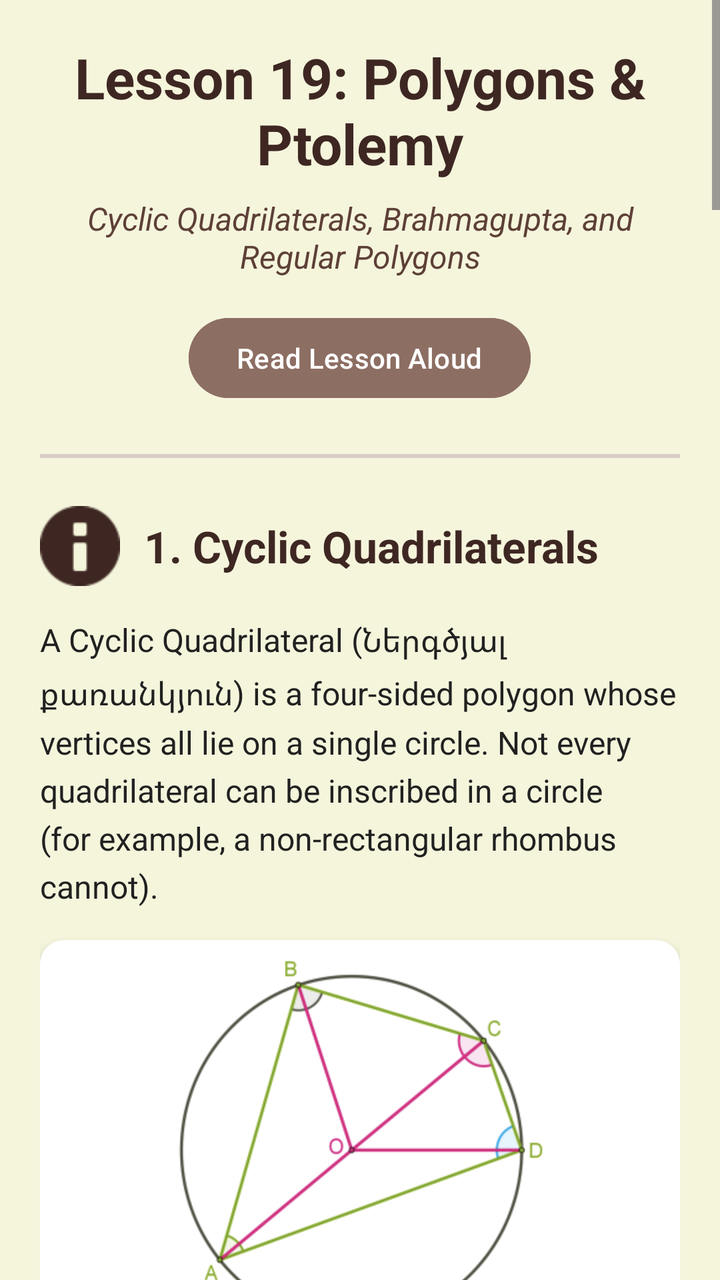
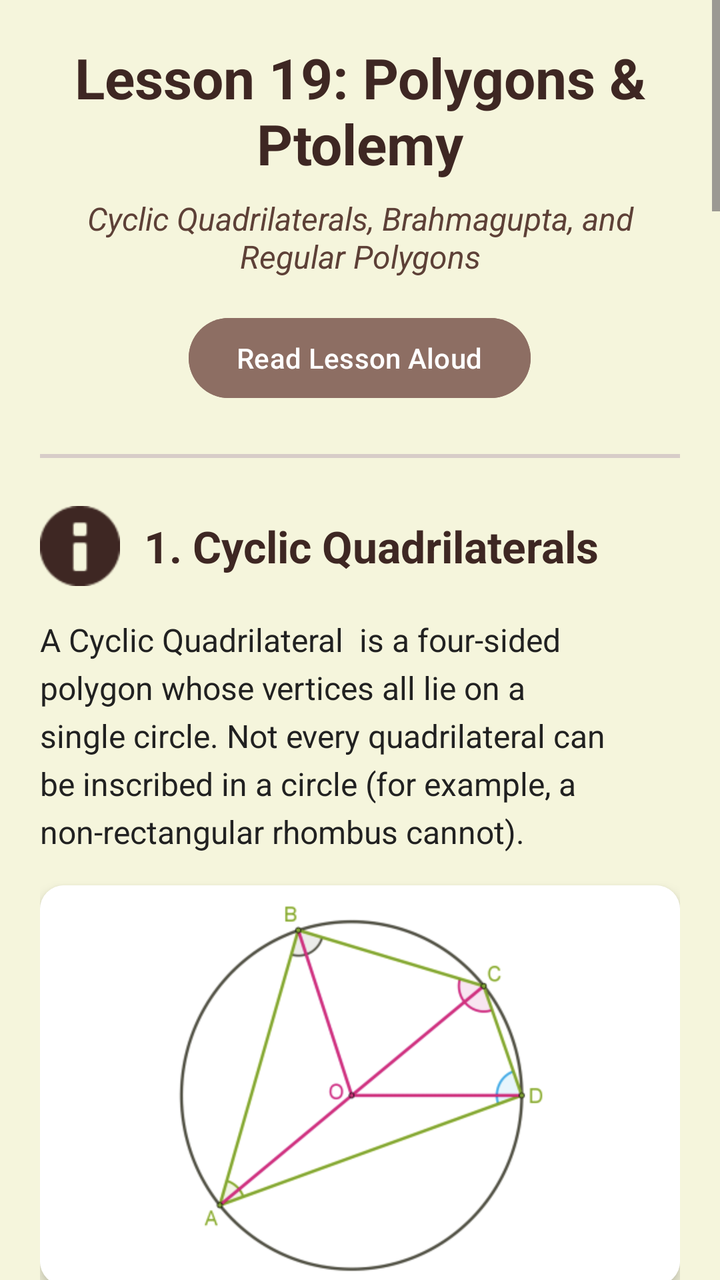

Before-and-after screenshots of an Android layout around one commit, followed by the original layout XML and the change that was made.
<!-- AndroidManifest.xml: application theme Theme.OlympMathMentor -->
<!-- res/layout/activity_lesson19.xml -->
<?xml version="1.0" encoding="utf-8"?>
<ScrollView
    xmlns:android="http://schemas.android.com/apk/res/android"
    xmlns:app="http://schemas.android.com/apk/res-auto"
    android:layout_width="match_parent"
    android:layout_height="match_parent"
    android:background="#F5F5DC">

    <LinearLayout
        android:layout_width="match_parent"
        android:layout_height="wrap_content"
        android:orientation="vertical"
        android:padding="20dp">

        <TextView
            android:id="@+id/tvTitle"
            android:layout_width="match_parent"
            android:layout_height="wrap_content"
            android:text="Lesson 19: Polygons &amp; Ptolemy"
            android:textSize="28sp"
            android:textStyle="bold"
            android:textColor="#3E2723"
            android:layout_marginBottom="8dp"
            android:gravity="center" />

        <TextView
            android:id="@+id/tvSubtitle"
            android:layout_width="match_parent"
            android:layout_height="wrap_content"
            android:text="Cyclic Quadrilaterals, Brahmagupta, and Regular Polygons"
            android:textSize="16sp"
            android:textColor="#5D4037"
            android:layout_marginBottom="16dp"
            android:gravity="center"
            android:textStyle="italic" />

        <Button
            android:id="@+id/btnReadLesson"
            android:layout_width="wrap_content"
            android:layout_height="wrap_content"
            android:layout_gravity="center"
            android:text="Read Lesson Aloud"
            android:backgroundTint="#8D6E63"
            android:textColor="#FFFFFF"
            android:layout_marginBottom="24dp" />

        <View
            android:layout_width="match_parent"
            android:layout_height="2dp"
            android:background="#D7CCC8"
            android:layout_marginBottom="24dp" />

        <LinearLayout
            android:layout_width="match_parent"
            android:layout_height="wrap_content"
            android:orientation="horizontal"
            android:gravity="center_vertical"
            android:layout_marginBottom="16dp">

            <ImageView
                android:layout_width="40dp"
                android:layout_height="40dp"
                android:src="@android:drawable/ic_dialog_info"
                app:tint="#3E2723"
                android:layout_marginEnd="12dp" />

            <TextView
                android:id="@+id/tvSec1Title"
                android:layout_width="match_parent"
                android:layout_height="wrap_content"
                android:text="1. Cyclic Quadrilaterals"
                android:textSize="22sp"
                android:textStyle="bold"
                android:textColor="#3E2723" />
        </LinearLayout>

        <TextView
            android:id="@+id/tvSec1Text"
            android:layout_width="match_parent"
            android:layout_height="wrap_content"
            android:text="A Cyclic Quadrilateral (Ներգծյալ քառանկյուն) is a four-sided polygon whose vertices all lie on a single circle. Not every quadrilateral can be inscribed in a circle (for example, a non-rectangular rhombus cannot)."
            android:textColor="#212121"
            android:textSize="16sp"
            android:lineSpacingExtra="5dp"
            android:layout_marginBottom="16dp" />

        <androidx.cardview.widget.CardView
            android:layout_width="match_parent"
            android:layout_height="200dp"
            app:cardCornerRadius="12dp"
            app:cardElevation="4dp"
            android:layout_marginBottom="16dp">

            <ImageView
                android:id="@+id/imgCyclicQuad"
                android:layout_width="match_parent"
                android:layout_height="match_parent"
                android:scaleType="fitCenter"
                android:background="#FFFFFF"
                android:src="@drawable/img_cyclic_quad" />
        </androidx.cardview.widget.CardView>

        <TextView
            android:id="@+id/tvSec1RuleTitle"
            android:layout_width="match_parent"
            android:layout_height="wrap_content"
            android:text="THE GOLDEN PROPERTY:\nIn a cyclic quadrilateral, the sum of any pair of OPPOSITE angles is exactly 180°."
            android:textSize="16sp"
            android:textStyle="bold"
            android:textColor="#FFFFFF"
            android:background="#4A148C"
            android:padding="20dp"
            android:lineSpacingExtra="8dp"
            android:layout_marginBottom="16dp" />

        <TextView
            android:id="@+id/tvSec1RuleText"
            android:layout_width="match_parent"
            android:layout_height="wrap_content"
            android:text="• Angle A + Angle C = 180°\n• Angle B + Angle D = 180°\n\n(This is why all rectangles and squares are cyclic, because 90 + 90 = 180)."
            android:textColor="#212121"
            android:textSize="16sp"
            android:background="#E1BEE7"
            android:padding="16dp"
            android:lineSpacingExtra="6dp"
            android:layout_marginBottom="24dp" />

        <View
            android:layout_width="match_parent"
            android:layout_height="1dp"
            android:background="#D7CCC8"
            android:layout_marginBottom="24dp" />

        <LinearLayout
            android:layout_width="match_parent"
            android:layout_height="wrap_content"
            android:orientation="horizontal"
            android:gravity="center_vertical"
            android:layout_marginBottom="16dp">

            <ImageView
                android:layout_width="40dp"
                android:layout_height="40dp"
                android:src="@android:drawable/ic_menu_sort_by_size"
                app:tint="#3E2723"
                android:layout_marginEnd="12dp" />

            <TextView
                android:id="@+id/tvSec2Title"
                android:layout_width="match_parent"
                android:layout_height="wrap_content"
                android:text="2. Ptolemy's Theorem"
                android:textSize="22sp"
                android:textStyle="bold"
                android:textColor="#3E2723" />
        </LinearLayout>

        <TextView
            android:id="@+id/tvSec2Text"
            android:layout_width="match_parent"
            android:layout_height="wrap_content"
            android:text="Ptolemy's Theorem is a beautiful relation between the sides and the diagonals of a cyclic quadrilateral. It is the ultimate weapon for finding missing diagonal lengths."
            android:textColor="#212121"
            android:textSize="16sp"
            android:lineSpacingExtra="5dp"
            android:layout_marginBottom="16dp" />

        <androidx.cardview.widget.CardView
            android:layout_width="match_parent"
            android:layout_height="200dp"
            app:cardCornerRadius="12dp"
            app:cardElevation="4dp"
            android:layout_marginBottom="16dp">

            <ImageView
                android:id="@+id/imgPtolemy"
                android:layout_width="match_parent"
                android:layout_height="match_parent"
                android:scaleType="fitCenter"
                android:background="#FFFFFF"
                android:src="@drawable/img_ptolemy" />
        </androidx.cardview.widget.CardView>

        <TextView
            android:id="@+id/tvSec2FormulaTitle"
            android:layout_width="match_parent"
            android:layout_height="wrap_content"
            android:text="PTOLEMY'S FORMULA:\nThe product of the diagonals equals the sum of the products of the opposite sides."
            android:textSize="16sp"
            android:textStyle="bold"
            android:textColor="#1565C0"
            android:layout_marginBottom="8dp" />

        <TextView
            android:id="@+id/tvSec2Formula"
            android:layout_width="match_parent"
            android:layout_height="wrap_content"
            android:text="AC × BD = (AB × CD) + (BC × AD)"
            android:textSize="18sp"
            android:textStyle="bold"
            android:gravity="center"
            android:textColor="#212121"
            android:background="#BBDEFB"
            android:padding="20dp"
            android:layout_marginBottom="24dp" />

        <View
            android:layout_width="match_parent"
            android:layout_height="1dp"
            android:background="#D7CCC8"
            android:layout_marginBottom="24dp" />

        <TextView
            android:id="@+id/tvSec3Title"
            android:layout_width="match_parent"
            android:layout_height="wrap_content"
            android:text="3. Brahmagupta's Formula"
            android:textSize="22sp"
            android:textStyle="bold"
            android:textColor="#3E2723"
            android:layout_marginBottom="16dp" />

        <TextView
            android:id="@+id/tvSec3Text"
            android:layout_width="match_parent"
            android:layout_height="wrap_content"
            android:text="You already know Heron's formula for the Area of a triangle. The Indian mathematician Brahmagupta discovered the equivalent formula for a Cyclic Quadrilateral."
            android:textColor="#212121"
            android:textSize="16sp"
            android:lineSpacingExtra="5dp"
            android:layout_marginBottom="16dp" />

        <androidx.cardview.widget.CardView
            android:layout_width="match_parent"
            android:layout_height="200dp"
            app:cardCornerRadius="12dp"
            app:cardElevation="4dp"
            android:layout_marginBottom="16dp">

            <ImageView
                android:id="@+id/imgBrahmagupta"
                android:layout_width="match_parent"
                android:layout_height="match_parent"
                android:scaleType="fitCenter"
                android:background="#FFFFFF"
                android:src="@drawable/img_brahmagupta" />
        </androidx.cardview.widget.CardView>

        <TextView
            android:id="@+id/tvSec3Formula"
            android:layout_width="match_parent"
            android:layout_height="wrap_content"
            android:text="Step 1: Find the Semi-Perimeter (s)\ns = (a + b + c + d) / 2\n\nStep 2: Apply the Formula\nArea = √[ (s-a) × (s-b) × (s-c) × (s-d) ]"
            android:textSize="16sp"
            android:textStyle="bold"
            android:textColor="#2E7D32"
            android:background="#C8E6C9"
            android:padding="20dp"
            android:lineSpacingExtra="8dp"
            android:layout_marginBottom="24dp" />

        <View
            android:layout_width="match_parent"
            android:layout_height="1dp"
            android:background="#D7CCC8"
            android:layout_marginBottom="24dp" />

        <TextView
            android:id="@+id/tvSec4Title"
            android:layout_width="match_parent"
            android:layout_height="wrap_content"
            android:text="4. Polygons and Diagonals"
            android:textSize="22sp"
            android:textStyle="bold"
            android:textColor="#3E2723"
            android:layout_marginBottom="16dp" />

        <TextView
            android:id="@+id/tvSec4Text"
            android:layout_width="match_parent"
            android:layout_height="wrap_content"
            android:text="Let 'n' be the number of sides of a polygon. Olympiad problems often test these three fundamental formulas:"
            android:textColor="#212121"
            android:textSize="16sp"
            android:lineSpacingExtra="5dp"
            android:layout_marginBottom="16dp" />

        <androidx.cardview.widget.CardView
            android:layout_width="match_parent"
            android:layout_height="200dp"
            app:cardCornerRadius="12dp"
            app:cardElevation="4dp"
            android:layout_marginBottom="16dp">

            <ImageView
                android:id="@+id/imgPolygon"
                android:layout_width="match_parent"
                android:layout_height="match_parent"
                android:scaleType="fitCenter"
                android:background="#FFFFFF"
                android:src="@drawable/img_polygon" />
        </androidx.cardview.widget.CardView>

        <TextView
            android:id="@+id/tvSec4Formulas"
            android:layout_width="match_parent"
            android:layout_height="wrap_content"
            android:text="1. Sum of Interior Angles:\nSum = (n - 2) × 180°\n\n2. One Interior Angle (if Regular):\nAngle = [ (n - 2) × 180° ] / n\n\n3. Total Number of Diagonals:\nDiagonals = [ n × (n - 3) ] / 2"
            android:textSize="16sp"
            android:textStyle="bold"
            android:textColor="#D32F2F"
            android:background="#FFCDD2"
            android:padding="16dp"
            android:lineSpacingExtra="6dp"
            android:layout_marginBottom="32dp" />

        <TextView
            android:id="@+id/tvMasterTitle"
            android:layout_width="match_parent"
            android:layout_height="wrap_content"
            android:text="Masterclass: Advanced Problems"
            android:textSize="24sp"
            android:textStyle="bold"
            android:textColor="#3E2723"
            android:layout_marginBottom="24dp"
            android:gravity="center" />

        <LinearLayout
            android:layout_width="match_parent"
            android:layout_height="wrap_content"
            android:orientation="vertical"
            android:background="#F5F5F5"
            android:padding="16dp"
            android:layout_marginBottom="20dp"
            android:elevation="2dp">

            <TextView
                android:id="@+id/tvProb1Title"
                android:layout_width="match_parent"
                android:layout_height="wrap_content"
                android:text="Problem 1: Using Ptolemy"
                android:textSize="18sp"
                android:textStyle="bold"
                android:textColor="#00695C"
                android:layout_marginBottom="8dp" />

            <TextView
                android:id="@+id/tvProb1Q"
                android:layout_width="match_parent"
                android:layout_height="wrap_content"
                android:text="Question: A cyclic quadrilateral has side lengths AB=3, BC=4, CD=5, and AD=6. If the diagonal BD has a length of 7, what is the length of the diagonal AC?"
                android:textColor="#212121"
                android:textSize="16sp"
                android:lineSpacingExtra="4dp"
                android:layout_marginBottom="12dp" />

            <TextView
                android:id="@+id/tvProb1S1"
                android:layout_width="match_parent"
                android:layout_height="wrap_content"
                android:text="Step 1: Write down Ptolemy's Theorem.\nAC × BD = (AB × CD) + (BC × AD)"
                android:textColor="#424242"
                android:textSize="15sp"
                android:layout_marginBottom="6dp" />

            <TextView
                android:id="@+id/tvProb1S2"
                android:layout_width="match_parent"
                android:layout_height="wrap_content"
                android:text="Step 2: Plug in the known values.\nAC × 7 = (3 × 5) + (4 × 6)"
                android:textColor="#424242"
                android:textSize="15sp"
                android:layout_marginBottom="6dp" />

            <TextView
                android:id="@+id/tvProb1S3"
                android:layout_width="match_parent"
                android:layout_height="wrap_content"
                android:text="Step 3: Calculate the products.\n7 × AC = 15 + 24\n7 × AC = 39"
                android:textColor="#424242"
                android:textSize="15sp"
                android:textStyle="italic"
                android:layout_marginBottom="6dp" />

            <TextView
                android:id="@+id/tvProb1S4"
                android:layout_width="match_parent"
                android:layout_height="wrap_content"
                android:text="Step 4: Solve for AC.\nAC = 39 / 7."
                android:textColor="#424242"
                android:textSize="15sp"
                android:layout_marginBottom="6dp" />

            <TextView
                android:id="@+id/tvProb1Ans"
                android:layout_width="match_parent"
                android:layout_height="wrap_content"
                android:text="Answer: AC = 39/7 (approx 5.57)."
                android:textColor="#2E7D32"
                android:textStyle="bold"
                android:textSize="16sp"
                android:layout_marginTop="8dp" />
        </LinearLayout>

        <LinearLayout
            android:layout_width="match_parent"
            android:layout_height="wrap_content"
            android:orientation="vertical"
            android:background="#F5F5F5"
            android:padding="16dp"
            android:layout_marginBottom="20dp"
            android:elevation="2dp">

            <TextView
                android:id="@+id/tvProb2Title"
                android:layout_width="match_parent"
                android:layout_height="wrap_content"
                android:text="Problem 2: Regular Polygons"
                android:textSize="18sp"
                android:textStyle="bold"
                android:textColor="#1565C0"
                android:layout_marginBottom="8dp" />

            <TextView
                android:id="@+id/tvProb2Q"
                android:layout_width="match_parent"
                android:layout_height="wrap_content"
                android:text="Question: A regular polygon has 35 diagonals. How many sides does it have, and what is the measure of ONE of its interior angles?"
                android:textColor="#212121"
                android:textSize="16sp"
                android:lineSpacingExtra="4dp"
                android:layout_marginBottom="12dp" />

            <TextView
                android:id="@+id/tvProb2S1"
                android:layout_width="match_parent"
                android:layout_height="wrap_content"
                android:text="Step 1: Use the diagonals formula to find 'n'.\n[ n × (n - 3) ] / 2 = 35\nn × (n - 3) = 70"
                android:textColor="#424242"
                android:textSize="15sp"
                android:layout_marginBottom="6dp" />

            <TextView
                android:id="@+id/tvProb2S2"
                android:layout_width="match_parent"
                android:layout_height="wrap_content"
                android:text="Step 2: We need two numbers differing by 3 that multiply to 70. \n10 × 7 = 70. So, n = 10. The polygon is a Decagon!"
                android:textColor="#424242"
                android:textSize="15sp"
                android:layout_marginBottom="6dp" />

            <TextView
                android:id="@+id/tvProb2S3"
                android:layout_width="match_parent"
                android:layout_height="wrap_content"
                android:text="Step 3: Find the sum of all interior angles.\nSum = (10 - 2) × 180° = 8 × 180° = 1440°."
                android:textColor="#424242"
                android:textSize="15sp"
                android:textStyle="italic"
                android:layout_marginBottom="6dp" />

            <TextView
                android:id="@+id/tvProb2S4"
                android:layout_width="match_parent"
                android:layout_height="wrap_content"
                android:text="Step 4: Divide by 10 to find ONE angle.\nAngle = 1440° / 10 = 144°."
                android:textColor="#424242"
                android:textSize="15sp"
                android:layout_marginBottom="6dp" />

            <TextView
                android:id="@+id/tvProb2Ans"
                android:layout_width="match_parent"
                android:layout_height="wrap_content"
                android:text="Answer: It has 10 sides, and the angle is 144°."
                android:textColor="#2E7D32"
                android:textStyle="bold"
                android:textSize="16sp"
                android:layout_marginTop="8dp" />
        </LinearLayout>

        <Button
            android:id="@+id/btnGoToTest19"
            android:layout_width="match_parent"
            android:layout_height="70dp"
            android:text="TAKE TEST 19"
            android:textStyle="bold"
            android:textSize="22sp"
            app:backgroundTint="#D1C4E9"
            android:textColor="#3E2723"
            android:elevation="6dp"
            android:layout_marginTop="10dp"
            android:layout_marginBottom="20dp" />

    </LinearLayout>
</ScrollView>
<!-- resources referenced by this layout -->
<resources>
  <!-- drawable img_brahmagupta: png bitmap (drawable, 581788 bytes) -->
  <!-- drawable img_cyclic_quad: png bitmap (drawable, 471753 bytes) -->
  <!-- drawable img_polygon: png bitmap (drawable, 418610 bytes) -->
  <!-- drawable img_ptolemy: png bitmap (drawable, 293929 bytes) -->
  <style name="Theme.OlympMathMentor" parent="Base.Theme.OlympMathMentor" />
  <style name="Base.Theme.OlympMathMentor" parent="Theme.Material3.DayNight.NoActionBar">
          <item name="colorPrimary">@color/soft_beige</item>
  
          <item name="android:statusBarColor">@color/soft_beige</item>
  
          <item name="android:windowLightStatusBar">true</item>
      </style>
  <color name="soft_beige">#EFEBE9</color>
</resources>

<!-- the commit's change to res/layout/activity_lesson19.xml (unified diff, before → after) -->
@@ -78,7 +78,7 @@
             android:id="@+id/tvSec1Text"
             android:layout_width="match_parent"
             android:layout_height="wrap_content"
-            android:text="A Cyclic Quadrilateral (Ներգծյալ քառանկյուն) is a four-sided polygon whose vertices all lie on a single circle. Not every quadrilateral can be inscribed in a circle (for example, a non-rectangular rhombus cannot)."
+            android:text="A Cyclic Quadrilateral  is a four-sided polygon whose vertices all lie on a single circle. Not every quadrilateral can be inscribed in a circle (for example, a non-rectangular rhombus cannot)."
             android:textColor="#212121"
             android:textSize="16sp"
             android:lineSpacingExtra="5dp"
@@ -107,8 +107,8 @@
             android:text="THE GOLDEN PROPERTY:\nIn a cyclic quadrilateral, the sum of any pair of OPPOSITE angles is exactly 180°."
             android:textSize="16sp"
             android:textStyle="bold"
-            android:textColor="#FFFFFF"
-            android:background="#4A148C"
+            android:textColor="#212121"
+            android:background="#E8E0C5"
             android:padding="20dp"
             android:lineSpacingExtra="8dp"
             android:layout_marginBottom="16dp" />
@@ -120,7 +120,7 @@
             android:text="• Angle A + Angle C = 180°\n• Angle B + Angle D = 180°\n\n(This is why all rectangles and squares are cyclic, because 90 + 90 = 180)."
             android:textColor="#212121"
             android:textSize="16sp"
-            android:background="#E1BEE7"
+            android:background="#E8E0C5"
             android:padding="16dp"
             android:lineSpacingExtra="6dp"
             android:layout_marginBottom="24dp" />
@@ -128,7 +128,7 @@
         <View
             android:layout_width="match_parent"
             android:layout_height="1dp"
-            android:background="#D7CCC8"
+            android:background="#E8E0C5"
             android:layout_marginBottom="24dp" />
 
         <LinearLayout
@@ -200,7 +200,7 @@
             android:textStyle="bold"
             android:gravity="center"
             android:textColor="#212121"
-            android:background="#BBDEFB"
+            android:background="#E8E0C5"
             android:padding="20dp"
             android:layout_marginBottom="24dp" />
 
@@ -254,7 +254,7 @@
             android:textSize="16sp"
             android:textStyle="bold"
             android:textColor="#2E7D32"
-            android:background="#C8E6C9"
+            android:background="#E8E0C5"
             android:padding="20dp"
             android:lineSpacingExtra="8dp"
             android:layout_marginBottom="24dp" />
@@ -309,7 +309,7 @@
             android:textSize="16sp"
             android:textStyle="bold"
             android:textColor="#D32F2F"
-            android:background="#FFCDD2"
+            android:background="#E8E0C5"
             android:padding="16dp"
             android:lineSpacingExtra="6dp"
             android:layout_marginBottom="32dp" />
@@ -486,8 +486,8 @@
             android:text="TAKE TEST 19"
             android:textStyle="bold"
             android:textSize="22sp"
-            app:backgroundTint="#D1C4E9"
-            android:textColor="#3E2723"
+            app:backgroundTint="#8D6E63"
+            android:textColor="#FFFFFF"
             android:elevation="6dp"
             android:layout_marginTop="10dp"
             android:layout_marginBottom="20dp" />
